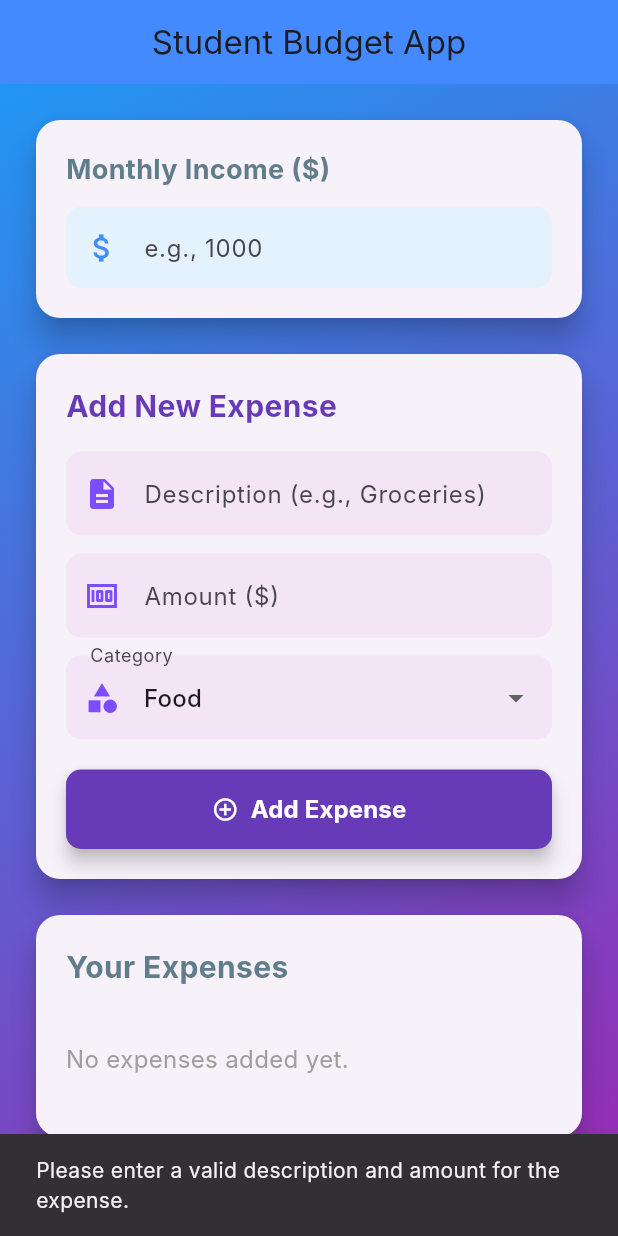
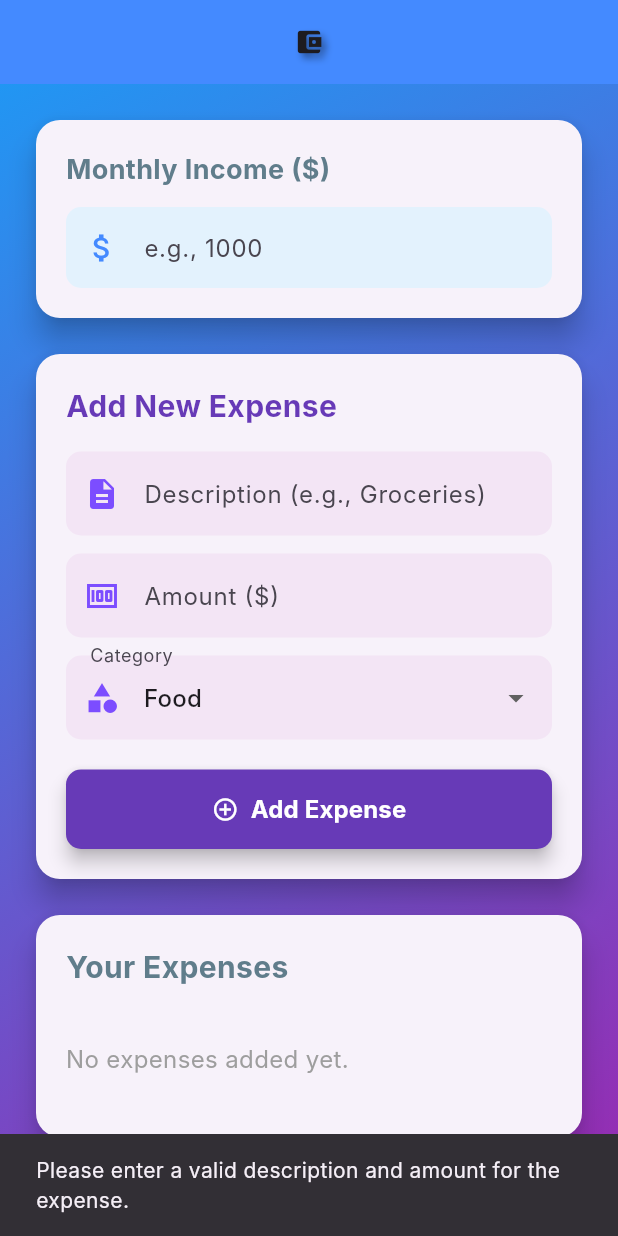
Before and after one commit to SamuelWorld20/BudgetApp, a Flutter app: the screen it shows after launch, after a tap on "Add Expense", on a phone screen of 412 x 824 dp. Run offline on Flutter 3.47's test engine with Material 3 defaults, Android fonts, the phone set to English and light mode, and no system bars; our stand-ins replace shared_preferences; Roboto replaces fonts that are missing (Inter).

Commit message:
Correction in home page

```diff
--- a/lib/home_screen.dart
+++ b/lib/home_screen.dart
@@ -1,14 +1,16 @@
 import 'package:flutter/material.dart';
-import 'package:shared_preferences/shared_preferences.dart'; // Import for shared_preferences
-import 'dart:convert'; // Import for JSON encoding/decoding
+import 'package:shared_preferences/shared_preferences.dart';
+import 'dart:convert';
 
-    // Define an Expense model
 class Expense {
   final String description;
   final double amount;
   final String category;
 
-      Expense({required this.description, required this.amount, required this.category});
+  Expense(
+      {required this.description,
+      required this.amount,
+      required this.category});
 
   // Convert an Expense object into a Map (for JSON encoding)
   Map<String, dynamic> toJson() => {
@@ -17,36 +19,32 @@ import 'dart:convert'; // Import for JSON encoding/decoding
         'category': category,
       };
 
-      // Create an Expense object from a Map (for JSON decoding)
+  // Expense object from a Map (for JSON decoding)
   factory Expense.fromJson(Map<String, dynamic> json) {
     return Expense(
       description: json['description'] as String,
-          amount: (json['amount'] as num).toDouble(), // Ensure it's a double
+      amount: (json['amount'] as num).toDouble(),
       category: json['category'] as String,
     );
   }
 }
 
-    // The main BudgetApp widget
-    class HomeScreen extends StatefulWidget { // Renamed from BudgetApp to HomeScreen
+class HomeScreen extends StatefulWidget {
   const HomeScreen({Key? key}) : super(key: key);
 
   @override
-      State<HomeScreen> createState() => _HomeScreenState(); // Renamed state class
+  State<HomeScreen> createState() => _HomeScreenState();
 }
 
-    class _HomeScreenState extends State<HomeScreen> { // Renamed state class
-      // State variables
+class _HomeScreenState extends State<HomeScreen> {
   double _monthlyIncome = 0.0;
   final List<Expense> _expenses = [];
   double _remainingBalance = 0.0;
 
-      // Text editing controllers for new expense inputs
   final TextEditingController _descriptionController = TextEditingController();
   final TextEditingController _amountController = TextEditingController();
-      String _selectedCategory = 'Food'; // Default category
+  String _selectedCategory = 'Food';
 
-      // List of available expense categories
   final List<String> _expenseCategories = [
     'Food',
     'Rent',
@@ -60,7 +58,7 @@ import 'dart:convert'; // Import for JSON encoding/decoding
   @override
   void initState() {
     super.initState();
-        _loadData(); // Load data when the app starts
+    _loadData();
   }
 
   @override
@@ -70,15 +68,13 @@ import 'dart:convert'; // Import for JSON encoding/decoding
     super.dispose();
   }
 
-      // --- Persistence Methods ---
+  // Persistence Methods
 
-      // Load income and expenses from SharedPreferences
   Future<void> _loadData() async {
     final prefs = await SharedPreferences.getInstance();
 
-        // Load income
     setState(() {
-          _monthlyIncome = prefs.getDouble('monthlyIncome') ?? 0.0;
+      _monthlyIncome = prefs.getDouble('monthlyIncome') ?? 0;
     });
 
     // Load expenses
@@ -88,7 +84,8 @@ import 'dart:convert'; // Import for JSON encoding/decoding
         final List<dynamic> decodedList = jsonDecode(expensesJsonString);
         setState(() {
           _expenses.clear(); // Clear existing list before loading
-              _expenses.addAll(decodedList.map((item) => Expense.fromJson(item as Map<String, dynamic>)));
+          _expenses.addAll(decodedList
+              .map((item) => Expense.fromJson(item as Map<String, dynamic>)));
         });
       } catch (e) {
         print('Error decoding expenses JSON: $e');
@@ -96,33 +93,30 @@ import 'dart:convert'; // Import for JSON encoding/decoding
         await prefs.remove('expenses');
       }
     }
-        _calculateBalance(); // Calculate balance after loading
+    _calculateBalance();
   }
 
-      // Save income and expenses to SharedPreferences
   Future<void> _saveData() async {
     final prefs = await SharedPreferences.getInstance();
 
-        // Save income
     await prefs.setDouble('monthlyIncome', _monthlyIncome);
 
-        // Save expenses by converting the list of Expense objects to a JSON string
-        final String expensesJsonString = jsonEncode(_expenses.map((e) => e.toJson()).toList());
+    final String expensesJsonString =
+        jsonEncode(_expenses.map((e) => e.toJson()).toList());
     await prefs.setString('expenses', expensesJsonString);
   }
 
-      // --- End Persistence Methods ---
+  // End Persistence Methods
 
   // Function to calculate the remaining balance
   void _calculateBalance() {
-        double totalExpenses = _expenses.fold(0.0, (sum, item) => sum + item.amount);
+    double totalExpenses = _expenses.fold(0, (sum, item) => sum + item.amount);
     setState(() {
       _remainingBalance = _monthlyIncome - totalExpenses;
     });
-        _saveData(); // Save data whenever balance is recalculated (due to income/expense changes)
+    _saveData();
   }
 
-      // Function to add a new expense
   void _addExpense() {
     final String description = _descriptionController.text.trim();
     final double? amount = double.tryParse(_amountController.text.trim());
@@ -136,14 +130,14 @@ import 'dart:convert'; // Import for JSON encoding/decoding
         ));
         _descriptionController.clear();
         _amountController.clear();
-            _selectedCategory = 'Food'; // Reset category to default
+        _selectedCategory = 'Food';
       });
-          _calculateBalance(); // Recalculate balance after adding expense
+      _calculateBalance();
     } else {
-          // Show a simple SnackBar for invalid input
       ScaffoldMessenger.of(context).showSnackBar(
         const SnackBar(
-              content: Text('Please enter a valid description and amount for the expense.'),
+          content: Text(
+              'Please enter a valid description and amount for the expense.'),
           duration: Duration(seconds: 2),
         ),
       );
@@ -155,20 +149,30 @@ import 'dart:convert'; // Import for JSON encoding/decoding
     setState(() {
       _expenses.removeAt(index);
     });
-        _calculateBalance(); // Recalculate balance after deleting expense
+    _calculateBalance();
   }
 
   @override
   Widget build(BuildContext context) {
     return Scaffold(
       appBar: AppBar(
-            title: const Text('Student Budget App'),
+        title: const Icon(
+          Icons.account_balance_wallet,
+          size: 20,
+          // color: Colors.white.withOpacity(0.9),
+          shadows: const [
+            Shadow(
+              offset: Offset(3.0, 3.0),
+              blurRadius: 6.0,
+              color: Color.fromARGB(100, 0, 0, 0),
+            ),
+          ],
+        ),
         centerTitle: true,
         backgroundColor: Colors.blueAccent,
         elevation: 0,
       ),
       body: Container(
-            // Gradient background similar to the React version
         decoration: const BoxDecoration(
           gradient: LinearGradient(
             begin: Alignment.topLeft,
@@ -181,10 +185,10 @@ import 'dart:convert'; // Import for JSON encoding/decoding
           child: Column(
             crossAxisAlignment: CrossAxisAlignment.stretch,
             children: [
-                  // Monthly Income Input Card
               Card(
                 elevation: 8,
-                    shape: RoundedRectangleBorder(borderRadius: BorderRadius.circular(16)),
+                shape: RoundedRectangleBorder(
+                    borderRadius: BorderRadius.circular(16)),
                 margin: const EdgeInsets.only(bottom: 24),
                 child: Padding(
                   padding: const EdgeInsets.all(20.0),
@@ -204,32 +208,37 @@ import 'dart:convert'; // Import for JSON encoding/decoding
                         keyboardType: TextInputType.number,
                         decoration: InputDecoration(
                           hintText: 'e.g., 1000',
-                              prefixIcon: const Icon(Icons.attach_money, color: Colors.blueAccent),
+                          prefixIcon: const Icon(Icons.attach_money,
+                              color: Colors.blueAccent),
                           border: OutlineInputBorder(
                             borderRadius: BorderRadius.circular(10),
                             borderSide: BorderSide.none,
                           ),
                           filled: true,
                           fillColor: Colors.blue.shade50,
-                              contentPadding: const EdgeInsets.symmetric(vertical: 15, horizontal: 15),
+                          contentPadding: const EdgeInsets.symmetric(
+                              vertical: 15, horizontal: 15),
                         ),
                         onChanged: (value) {
                           setState(() {
-                                _monthlyIncome = double.tryParse(value) ?? 0.0;
+                            _monthlyIncome = double.tryParse(value) ?? 0;
                           });
-                              _calculateBalance(); // Recalculate balance on income change
+                          _calculateBalance();
                         },
-                            controller: TextEditingController(text: _monthlyIncome == 0.0 ? '' : _monthlyIncome.toString()), // Set initial value from loaded income
+                        controller: TextEditingController(
+                            text: _monthlyIncome == 0
+                                ? ''
+                                : _monthlyIncome.toString()),
                       ),
                     ],
                   ),
                 ),
               ),
 
-                  // Add New Expense Card
               Card(
                 elevation: 8,
-                    shape: RoundedRectangleBorder(borderRadius: BorderRadius.circular(16)),
+                shape: RoundedRectangleBorder(
+                    borderRadius: BorderRadius.circular(16)),
                 margin: const EdgeInsets.only(bottom: 24),
                 child: Padding(
                   padding: const EdgeInsets.all(20.0),
@@ -249,7 +258,8 @@ import 'dart:convert'; // Import for JSON encoding/decoding
                         controller: _descriptionController,
                         decoration: InputDecoration(
                           hintText: 'Description (e.g., Groceries)',
-                              prefixIcon: const Icon(Icons.description, color: Colors.deepPurpleAccent),
+                          prefixIcon: const Icon(Icons.description,
+                              color: Colors.deepPurpleAccent),
                           border: OutlineInputBorder(
                             borderRadius: BorderRadius.circular(10),
                             borderSide: BorderSide.none,
@@ -264,7 +274,8 @@ import 'dart:convert'; // Import for JSON encoding/decoding
                         keyboardType: TextInputType.number,
                         decoration: InputDecoration(
                           hintText: 'Amount (\$)',
-                              prefixIcon: const Icon(Icons.money, color: Colors.deepPurpleAccent),
+                          prefixIcon: const Icon(Icons.money,
+                              color: Colors.deepPurpleAccent),
                           border: OutlineInputBorder(
                             borderRadius: BorderRadius.circular(10),
                             borderSide: BorderSide.none,
@@ -278,7 +289,8 @@ import 'dart:convert'; // Import for JSON encoding/decoding
                         value: _selectedCategory,
                         decoration: InputDecoration(
                           labelText: 'Category',
-                              prefixIcon: const Icon(Icons.category, color: Colors.deepPurpleAccent),
+                          prefixIcon: const Icon(Icons.category,
+                              color: Colors.deepPurpleAccent),
                           border: OutlineInputBorder(
                             borderRadius: BorderRadius.circular(10),
                             borderSide: BorderSide.none,
@@ -306,7 +318,8 @@ import 'dart:convert'; // Import for JSON encoding/decoding
                           icon: const Icon(Icons.add_circle_outline),
                           label: const Text(
                             'Add Expense',
-                                style: TextStyle(fontSize: 16, fontWeight: FontWeight.bold),
+                            style: TextStyle(
+                                fontSize: 16, fontWeight: FontWeight.bold),
                           ),
                           style: ElevatedButton.styleFrom(
                             backgroundColor: Colors.deepPurple,
@@ -327,7 +340,8 @@ import 'dart:convert'; // Import for JSON encoding/decoding
               // Your Expenses List Card
               Card(
                 elevation: 8,
-                    shape: RoundedRectangleBorder(borderRadius: BorderRadius.circular(16)),
+                shape: RoundedRectangleBorder(
+                    borderRadius: BorderRadius.circular(16)),
                 margin: const EdgeInsets.only(bottom: 24),
                 child: Padding(
                   padding: const EdgeInsets.all(20.0),
@@ -349,38 +363,48 @@ import 'dart:convert'; // Import for JSON encoding/decoding
                               child: Text(
                                 'No expenses added yet.',
                                 textAlign: TextAlign.center,
-                                    style: TextStyle(color: Colors.grey, fontSize: 16),
+                                style:
+                                    TextStyle(color: Colors.grey, fontSize: 16),
                               ),
                             )
                           : ListView.builder(
-                                  shrinkWrap: true, // Important for nested list views
-                                  physics: const NeverScrollableScrollPhysics(), // Disable scrolling for inner list
+                              shrinkWrap: true,
+                              physics: const NeverScrollableScrollPhysics(),
                               itemCount: _expenses.length,
                               itemBuilder: (context, index) {
                                 final expense = _expenses[index];
                                 return Dismissible(
-                                      key: Key(expense.description + expense.amount.toString() + index.toString()),
+                                  key: Key(expense.description +
+                                      expense.amount.toString() +
+                                      index.toString()),
                                   direction: DismissDirection.endToStart,
                                   onDismissed: (direction) {
                                     _deleteExpense(index);
                                     ScaffoldMessenger.of(context).showSnackBar(
-                                          SnackBar(content: Text('${expense.description} dismissed')),
+                                      SnackBar(
+                                          content: Text(
+                                              '${expense.description} dismissed')),
                                     );
                                   },
                                   background: Container(
                                     alignment: Alignment.centerRight,
                                     padding: const EdgeInsets.only(right: 20.0),
                                     color: Colors.redAccent,
-                                        child: const Icon(Icons.delete, color: Colors.white),
+                                    child: const Icon(Icons.delete,
+                                        color: Colors.white),
                                   ),
                                   child: Card(
-                                        margin: const EdgeInsets.symmetric(vertical: 8),
+                                    margin:
+                                        const EdgeInsets.symmetric(vertical: 8),
                                     elevation: 2,
-                                        shape: RoundedRectangleBorder(borderRadius: BorderRadius.circular(10)),
+                                    shape: RoundedRectangleBorder(
+                                        borderRadius:
+                                            BorderRadius.circular(10)),
                                     child: ListTile(
                                       title: Text(
                                         expense.description,
-                                            style: const TextStyle(fontWeight: FontWeight.w600),
+                                        style: const TextStyle(
+                                            fontWeight: FontWeight.w600),
                                       ),
                                       subtitle: Text(expense.category),
                                       trailing: Text(
@@ -393,7 +417,9 @@ import 'dart:convert'; // Import for JSON encoding/decoding
                                       ),
                                       leading: CircleAvatar(
                                         backgroundColor: Colors.blue.shade100,
-                                            child: Icon(_getCategoryIcon(expense.category), color: Colors.blue.shade800),
+                                        child: Icon(
+                                            _getCategoryIcon(expense.category),
+                                            color: Colors.blue.shade800),
                                       ),
                                     ),
                                   ),
@@ -408,7 +434,8 @@ import 'dart:convert'; // Import for JSON encoding/decoding
               // Budget Summary Card
               Card(
                 elevation: 10,
-                  shape: RoundedRectangleBorder(borderRadius: BorderRadius.circular(16)),
+                shape: RoundedRectangleBorder(
+                    borderRadius: BorderRadius.circular(16)),
                 color: Colors.green.shade50,
                 child: Padding(
                   padding: const EdgeInsets.all(20.0),
@@ -424,17 +451,21 @@ import 'dart:convert'; // Import for JSON encoding/decoding
                         ),
                       ),
                       const SizedBox(height: 16),
-                        _buildSummaryRow('Total Income:', _monthlyIncome, Colors.blue),
+                      _buildSummaryRow(
+                          'Total Income:', _monthlyIncome, Colors.blue),
                       _buildSummaryRow(
                         'Total Expenses:',
                         _expenses.fold(0.0, (sum, item) => sum + item.amount),
                         Colors.red,
                       ),
-                        const Divider(height: 24, thickness: 1, color: Colors.grey),
+                      const Divider(
+                          height: 24, thickness: 1, color: Colors.grey),
                       _buildSummaryRow(
                         'Remaining Balance:',
                         _remainingBalance,
-                          _remainingBalance >= 0 ? Colors.green.shade700 : Colors.red.shade700,
+                        _remainingBalance >= 0
+                            ? Colors.green.shade700
+                            : Colors.red.shade700,
                         isLarge: true,
                       ),
                     ],
@@ -449,7 +480,8 @@ import 'dart:convert'; // Import for JSON encoding/decoding
   }
 
   // Helper widget to build summary rows
-    Widget _buildSummaryRow(String label, double value, Color valueColor, {bool isLarge = false}) {
+  Widget _buildSummaryRow(String label, double value, Color valueColor,
+      {bool isLarge = false}) {
     return Padding(
       padding: const EdgeInsets.symmetric(vertical: 4.0),
       child: Row(
--- a/lib/main.dart
+++ b/lib/main.dart
@@ -1,9 +1,8 @@
-// main.dart
 import 'package:flutter/material.dart';
 import 'package:budgetapp/splash_screen.dart';
 
 void main() {
-  runApp(const MyApp()); // Run the root app widget
+  runApp(const MyApp());
 }
 
 class MyApp extends StatelessWidget {
@@ -16,7 +15,8 @@ class MyApp extends StatelessWidget {
       theme: ThemeData(
         primarySwatch: Colors.blue,
         visualDensity: VisualDensity.adaptivePlatformDensity,
-        fontFamily: 'Inter', // Ensure 'Inter' font is available or use a system default
+        fontFamily:
+            'Inter', // Ensure 'Inter' font is available or use a system default
       ),
       home: const SplashScreen(), // This is the only widget displayed initially
     );
--- a/lib/splash_screen.dart
+++ b/lib/splash_screen.dart
@@ -1,7 +1,7 @@
-// lib/splash_screen.dart
 import 'package:flutter/material.dart';
-import 'dart:async'; // Required for Timer
+import 'dart:async';
 import 'package:budgetapp/home_screen.dart';
+
 class SplashScreen extends StatefulWidget {
   const SplashScreen({Key? key}) : super(key: key);
 
@@ -9,7 +9,8 @@ class SplashScreen extends StatefulWidget {
   State<SplashScreen> createState() => _SplashScreenState();
 }
 
-class _SplashScreenState extends State<SplashScreen> with SingleTickerProviderStateMixin {
+class _SplashScreenState extends State<SplashScreen>
+    with SingleTickerProviderStateMixin {
   late AnimationController _controller;
   late Animation<double> _animation;
 
@@ -20,23 +21,20 @@ class _SplashScreenState extends State<SplashScreen> with SingleTickerProviderSt
     // Initialize animation controller for fading effect
     _controller = AnimationController(
       vsync: this,
-      duration: const Duration(milliseconds: 1500), // Fade in duration
+      duration: const Duration(milliseconds: 1500),
     );
 
-    // Define the animation curve
     _animation = CurvedAnimation(
       parent: _controller,
-      curve: Curves.easeIn, // Smooth acceleration
+      curve: Curves.easeIn,
     );
 
-    // Start the animation
     _controller.forward();
 
-    // Navigate to the main app after a delay
-    Timer(const Duration(seconds: 3), () { // 3 seconds total splash screen duration
+    Timer(const Duration(seconds: 3), () {
       Navigator.of(context).pushReplacement(
         PageRouteBuilder(
-          transitionDuration: const Duration(milliseconds: 800), // Transition duration to main app
+          transitionDuration: const Duration(milliseconds: 800),
           pageBuilder: (_, __, ___) => const HomeScreen(),
           transitionsBuilder: (_, animation, __, child) {
             return FadeTransition(
@@ -59,7 +57,6 @@ class _SplashScreenState extends State<SplashScreen> with SingleTickerProviderSt
   Widget build(BuildContext context) {
     return Scaffold(
       body: Container(
-        // Matching the gradient background of the main app
         decoration: const BoxDecoration(
           gradient: LinearGradient(
             begin: Alignment.topLeft,
@@ -67,17 +64,16 @@ class _SplashScreenState extends State<SplashScreen> with SingleTickerProviderSt
             colors: [Colors.blue, Colors.purple],
           ),
         ),
-        child: FadeTransition( // Apply fade transition to the entire content
+        child: FadeTransition(
           opacity: _animation,
           child: Center(
             child: Column(
               mainAxisAlignment: MainAxisAlignment.center,
               children: [
-                // App Icon (using a simple money icon for now, you can replace with an actual logo)
                 Icon(
                   Icons.account_balance_wallet,
-                  size: 120, // Large icon size
-                  color: Colors.white.withOpacity(0.9), // Slightly transparent white
+                  size: 120,
+                  color: Colors.white.withOpacity(0.9),
                   shadows: const [
                     Shadow(
                       offset: Offset(3.0, 3.0),
@@ -86,16 +82,15 @@ class _SplashScreenState extends State<SplashScreen> with SingleTickerProviderSt
                     ),
                   ],
                 ),
-                const SizedBox(height: 25), // Spacing below icon
-                // App Title
+                const SizedBox(height: 25),
                 const Text(
-                  'Student Budget',
+                  'Student Budget App',
                   style: TextStyle(
-                    fontFamily: 'Inter', // Ensure this font is available or use a system font
+                    fontFamily: 'Inter',
                     fontSize: 48,
-                    fontWeight: FontWeight.w900, // Extra bold
+                    fontWeight: FontWeight.w900,
                     color: Colors.white,
-                    letterSpacing: 2.0, // Spacing between letters
+                    letterSpacing: 2.0,
                     shadows: [
                       Shadow(
                         offset: Offset(4.0, 4.0),
@@ -105,22 +100,20 @@ class _SplashScreenState extends State<SplashScreen> with SingleTickerProviderSt
                     ],
                   ),
                 ),
-                const SizedBox(height: 10), // Spacing below title
-                // Tagline (optional)
+                const SizedBox(height: 10),
                 const Text(
-                  'Manage your finances, smarter.',
+                  'Manage your finances wisely',
                   style: TextStyle(
                     fontFamily: 'Inter',
                     fontSize: 18,
-                    color: Colors.white70, // Slightly dimmer white
+                    color: Colors.white70,
                     fontStyle: FontStyle.italic,
                   ),
                 ),
-                const SizedBox(height: 60), // Space for a potential loading indicator
-                // Optional: CircularProgressIndicator if you have initial loading
-                // CircularProgressIndicator(
-                //   valueColor: AlwaysStoppedAnimation<Color>(Colors.white),
-                // ),
+                const SizedBox(height: 60),
+                CircularProgressIndicator(
+                  valueColor: AlwaysStoppedAnimation<Color>(Colors.white),
+                ),
               ],
             ),
           ),
```
Lines whose indentation alone changed are shown as unchanged.
